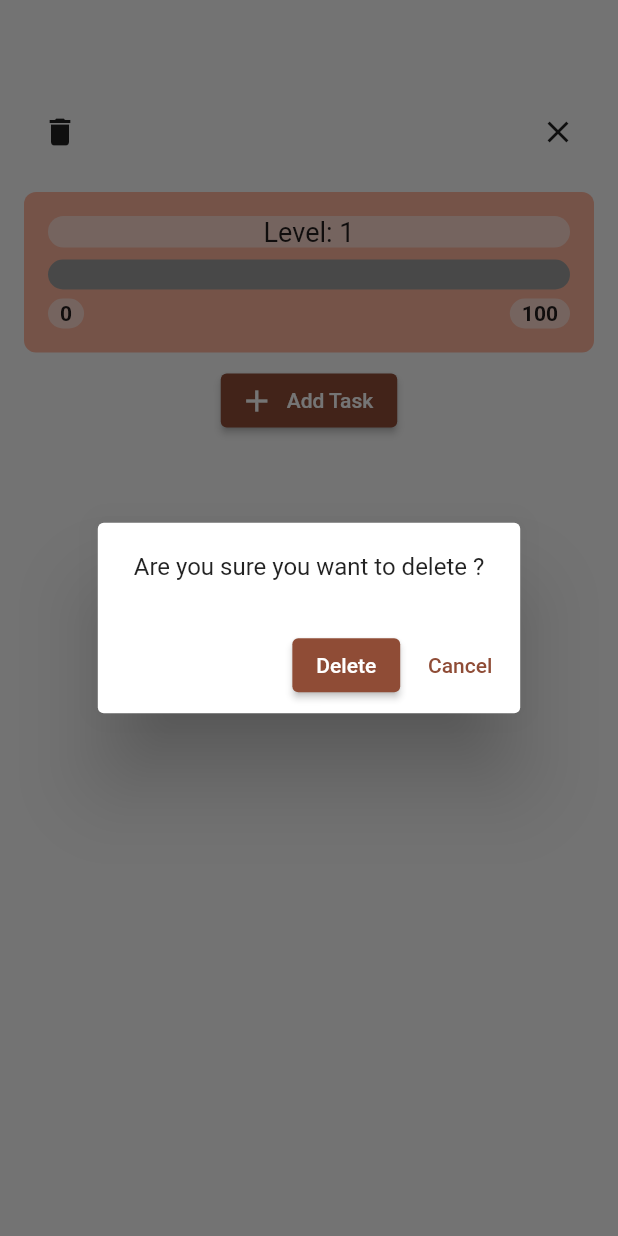
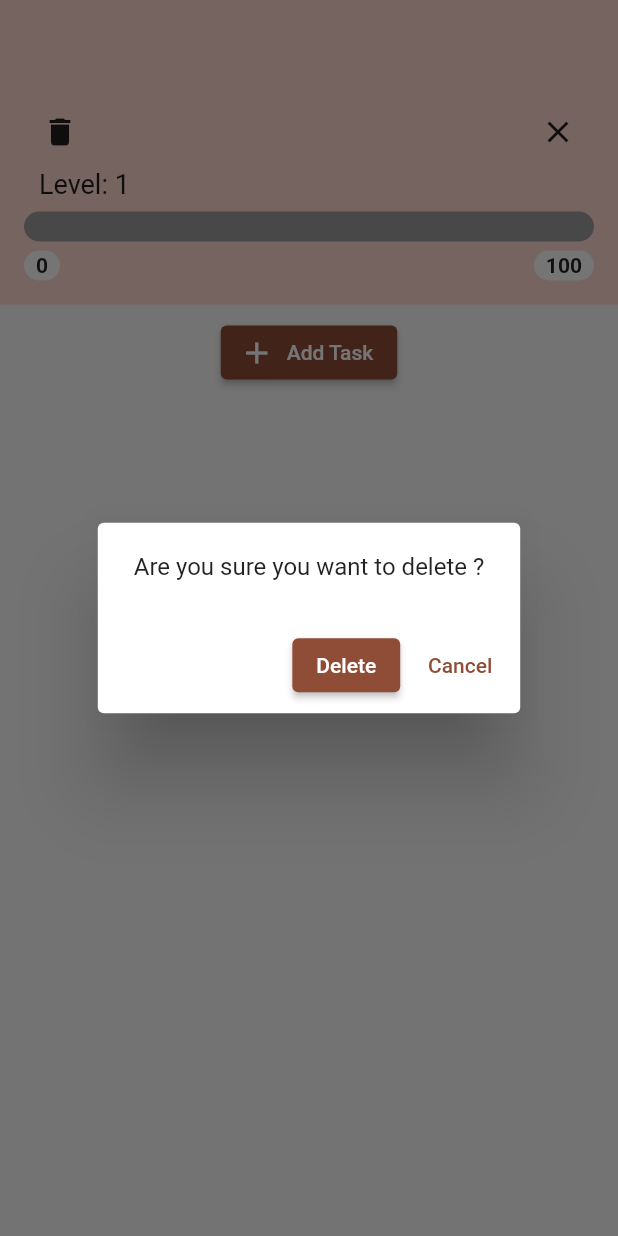
Before and after one commit to Sebsprograms/skill_tree, a Flutter app: the SkillDetailView screen opened directly with empty values, after a tap on the "delete" icon, on a phone screen of 412 x 824 dp. Run offline on Flutter 3.47's test engine with Material 2 defaults, Android fonts, the phone set to English and light mode, and no system bars.

Commit message:
Change skill detail view title styling

```diff
--- a/lib/widgets/skill_card/skill_detail_view.dart
+++ b/lib/widgets/skill_card/skill_detail_view.dart
@@ -1,7 +1,6 @@
 import 'package:flutter/material.dart';
 import 'package:skill_tree/models/skill.dart';
 import 'package:skill_tree/models/task.dart';
-import 'package:skill_tree/widgets/skill_card/skill_detail_title.dart';
 import 'package:skill_tree/widgets/skill_card/skill_specs.dart';
 import 'package:skill_tree/widgets/skill_card/task/new_task_dialog.dart';
 import 'package:skill_tree/widgets/skill_card/task/task_item.dart';
@@ -28,21 +27,11 @@ class SkillDetailView extends StatelessWidget {
   Widget build(BuildContext context) {
     return Scaffold(
       body: Container(
-        padding: const EdgeInsets.symmetric(
-          horizontal: 16,
-          vertical: 64,
-        ),
         child: Column(
           children: [
-            SkillDetailTitle(
+            SkillSpecs(
               skill: skill,
               deleteSkill: deleteSkill,
-            ),
-            const SizedBox(
-              height: 16,
-            ),
-            SkillSpecs(
-              skill: skill,
             ),
             const SizedBox(
               height: 8,
--- a/lib/widgets/skill_card/skill_specs.dart
+++ b/lib/widgets/skill_card/skill_specs.dart
@@ -1,37 +1,44 @@
 import 'package:flutter/material.dart';
 import 'package:skill_tree/models/skill.dart';
 import 'package:skill_tree/widgets/skill_card/exp_bar.dart';
+import 'package:skill_tree/widgets/skill_card/skill_detail_title.dart';
 
 class SkillSpecs extends StatelessWidget {
   const SkillSpecs({
     super.key,
     required this.skill,
+    required this.deleteSkill,
   });
   final Skill skill;
+  final void Function(String skillId) deleteSkill;
 
   @override
   Widget build(BuildContext context) {
     return Container(
-      padding: const EdgeInsets.all(16),
+      padding: const EdgeInsets.only(
+        bottom: 16,
+        top: 64,
+        left: 16,
+        right: 16,
+      ),
       decoration: BoxDecoration(
-        color: Theme.of(context).colorScheme.inversePrimary,
-        borderRadius: BorderRadius.circular(8),
+        color: Theme.of(context).appBarTheme.backgroundColor,
       ),
       child: Column(children: [
-        Container(
-          decoration: BoxDecoration(
-            color: Theme.of(context).colorScheme.primaryContainer,
-            borderRadius: BorderRadius.circular(16),
-          ),
-          width: double.infinity,
-          child: Center(
-            child: Text(
-              "Level: ${skill.level}",
-              style: const TextStyle(
-                fontSize: 18,
+        SkillDetailTitle(skill: skill, deleteSkill: deleteSkill),
+        Row(
+          children: [
+            Padding(
+              padding: EdgeInsets.only(left: 10),
+              child: Text(
+                "Level: ${skill.level}",
+                textAlign: TextAlign.start,
+                style: const TextStyle(
+                  fontSize: 18,
+                ),
               ),
             ),
-          ),
+          ],
         ),
         const SizedBox(
           height: 8,
@@ -44,7 +51,7 @@ class SkillSpecs extends StatelessWidget {
           children: [
             Container(
               decoration: BoxDecoration(
-                color: Theme.of(context).colorScheme.primaryContainer,
+                color: Colors.white,
                 borderRadius: BorderRadius.circular(16),
               ),
               padding: const EdgeInsets.symmetric(
@@ -61,7 +68,7 @@ class SkillSpecs extends StatelessWidget {
             const Spacer(),
             Container(
               decoration: BoxDecoration(
-                color: Theme.of(context).colorScheme.primaryContainer,
+                color: Colors.white,
                 borderRadius: BorderRadius.circular(16),
               ),
               padding: const EdgeInsets.symmetric(
```
